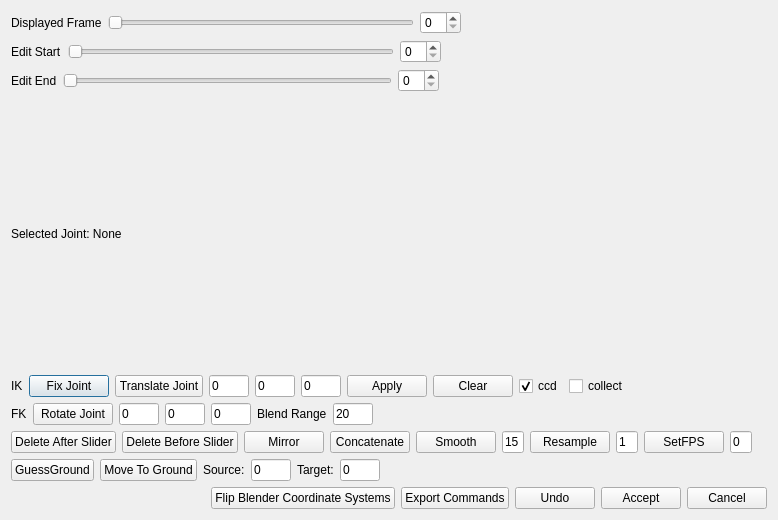
First picture: the form in motion_analysis/gui/layout/animation_editor_dialog.ui, repository eherr/motion_preprocessing_tool, before the edit.
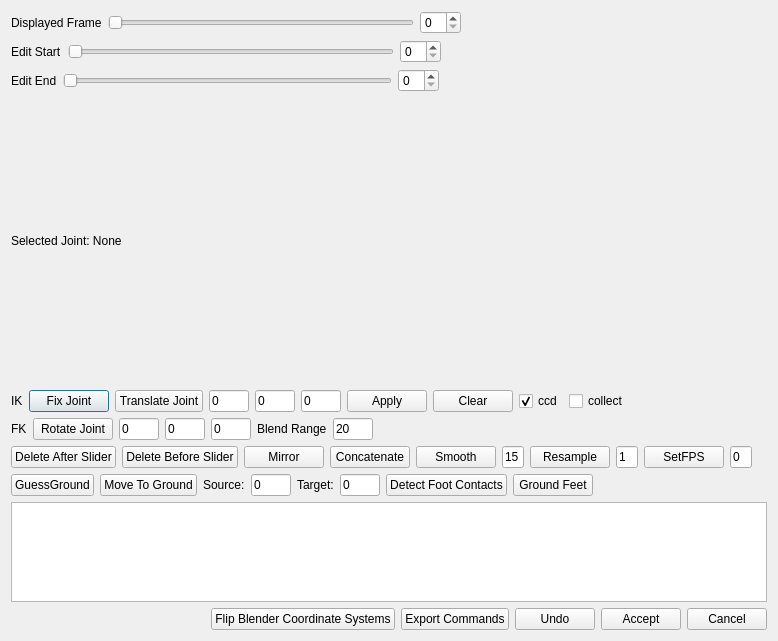
Second picture: the form after the edit. Custom widgets are drawn as their Qt base class.

Commit message: Added grounding functions to AnimationEditorDialog

The edit to the form file:
```diff
--- a/motion_analysis/gui/layout/animation_editor_dialog.ui
+++ b/motion_analysis/gui/layout/animation_editor_dialog.ui
@@ -7,7 +7,7 @@
     <x>0</x>
     <y>0</y>
     <width>778</width>
-    <height>520</height>
+    <height>641</height>
    </rect>
   </property>
   <property name="windowTitle">
@@ -511,6 +511,20 @@
          </property>
         </widget>
        </item>
+       <item>
+        <widget class="QPushButton" name="detectFootContactsButton">
+         <property name="text">
+          <string>Detect Foot Contacts</string>
+         </property>
+        </widget>
+       </item>
+       <item>
+        <widget class="QPushButton" name="groundFeetButton">
+         <property name="text">
+          <string>Ground Feet</string>
+         </property>
+        </widget>
+       </item>
        <item>
         <spacer name="horizontalSpacer_9">
          <property name="orientation">
@@ -526,6 +540,16 @@
        </item>
       </layout>
      </item>
+     <item>
+      <widget class="TimeLineLabelView" name="contactLabelView">
+       <property name="maximumSize">
+        <size>
+         <width>16777215</width>
+         <height>100</height>
+        </size>
+       </property>
+      </widget>
+     </item>
      <item>
       <layout class="QHBoxLayout" name="horizontalLayout_2">
        <item>
@@ -582,6 +606,13 @@
    </item>
   </layout>
  </widget>
+ <customwidgets>
+  <customwidget>
+   <class>TimeLineLabelView</class>
+   <extends>QGraphicsView</extends>
+   <header>motion_analysis/gui/widgets/time_line_label_view</header>
+  </customwidget>
+ </customwidgets>
  <resources/>
  <connections/>
 </ui>
```
The commit also changes 3 other files.
